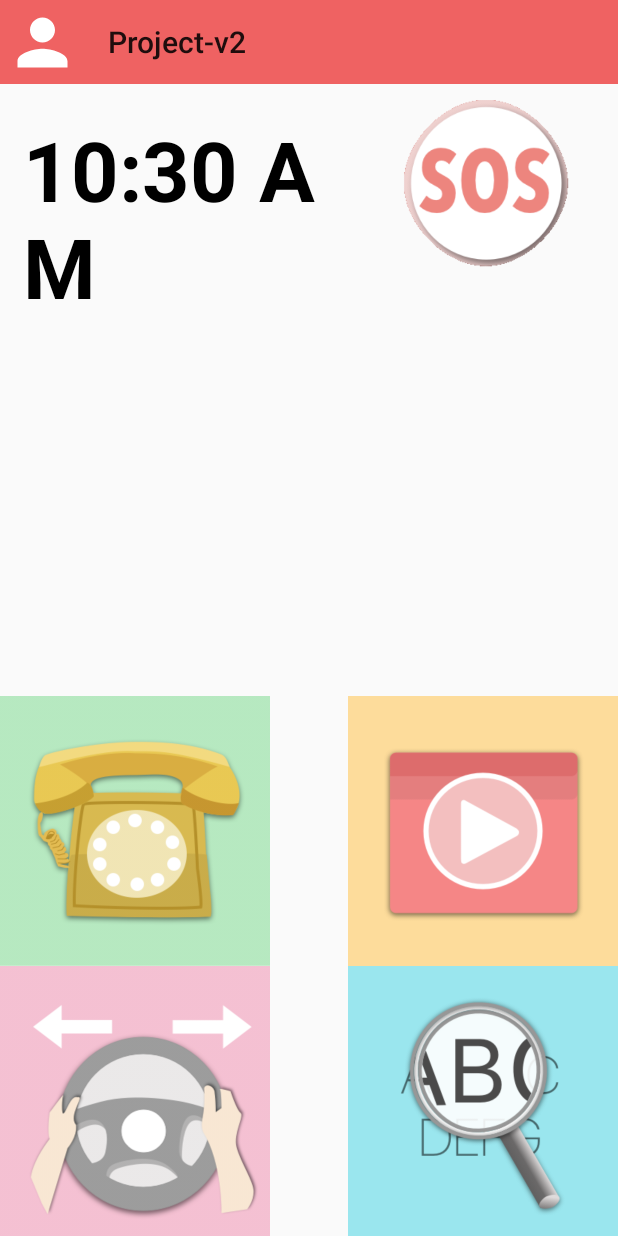
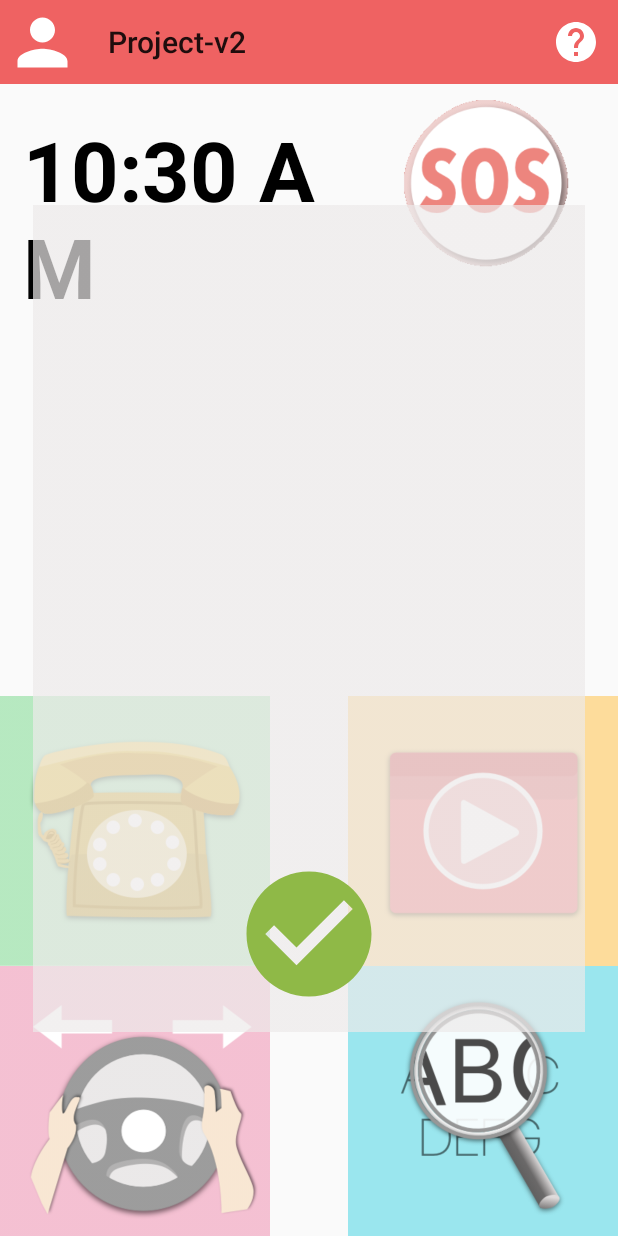
Before and after one commit to ChengWei1010/Project-v2, an Android app: the HomeActivity screen opened directly, with no data from a screen before it, on a phone screen of 412 x 824 dp. Run offline under Robolectric (Android 15) with nearby library versions, the phone set to English and light mode, and no system bars.

Commit message:
add guide layer

```diff
--- a/app/src/main/java/com/project/chengwei/project_v2/ContactListActivity.java
+++ b/app/src/main/java/com/project/chengwei/project_v2/ContactListActivity.java
@@ -46,9 +46,7 @@ public class ContactListActivity extends AppCompatActivity {
         backBtn.setOnClickListener(new View.OnClickListener() {
             @Override
             public void onClick(View v) {
-                Intent intent = new Intent();
-                intent.setClass(ContactListActivity.this , HomeActivity.class);
-                startActivity(intent);
+                finish();
             }
         });
 
--- a/app/src/main/java/com/project/chengwei/project_v2/NavigationActivity.java
+++ b/app/src/main/java/com/project/chengwei/project_v2/NavigationActivity.java
@@ -88,8 +88,7 @@ public class NavigationActivity extends AppCompatActivity implements OnMapReadyC
         myToolbar.setNavigationOnClickListener(new View.OnClickListener() {
             @Override
             public void onClick(View v) {
-                Intent homeIntent = new Intent(NavigationActivity.this, HomeActivity.class);
-                startActivity(homeIntent);
+            finish();
             }
         });
 
--- a/app/src/main/java/com/project/chengwei/project_v2/SetUpActivity.java
+++ b/app/src/main/java/com/project/chengwei/project_v2/SetUpActivity.java
@@ -24,6 +24,7 @@ public class SetUpActivity extends AppCompatActivity {
         }
         else {
             //Toast.makeText(SetUpActivity.this, "not first time", Toast.LENGTH_SHORT).show();
+            finish();
             Intent setUpIntent = new Intent(SetUpActivity.this, HomeActivity.class);
             startActivity(setUpIntent);
         }
--- /dev/null
+++ b/app/src/main/res/drawable/ic_help_white.xml
@@ -0,0 +1,9 @@
+<vector xmlns:android="http://schemas.android.com/apk/res/android"
+        android:width="60dp"
+        android:height="60dp"
+        android:viewportWidth="24.0"
+        android:viewportHeight="24.0">
+    <path
+        android:fillColor="#FFFFFF"
+        android:pathData="M12,2C6.48,2 2,6.48 2,12s4.48,10 10,10 10,-4.48 10,-10S17.52,2 12,2zM13,19h-2v-2h2v2zM15.07,11.25l-0.9,0.92C13.45,12.9 13,13.5 13,15h-2v-0.5c0,-1.1 0.45,-2.1 1.17,-2.83l1.24,-1.26c0.37,-0.36 0.59,-0.86 0.59,-1.41 0,-1.1 -0.9,-2 -2,-2s-2,0.9 -2,2L8,9c0,-2.21 1.79,-4 4,-4s4,1.79 4,4c0,0.88 -0.36,1.68 -0.93,2.25z"/>
+</vector>
--- a/app/src/main/res/layout/activity_home.xml
+++ b/app/src/main/res/layout/activity_home.xml
@@ -45,8 +45,7 @@
         app:layout_constraintRight_toRightOf="parent"
         app:layout_constraintHorizontal_bias="0.777"
         android:layout_marginTop="8dp"
-        app:layout_constraintTop_toBottomOf="@+id/include"
-        android:layout_marginRight="8dp" />
+        app:layout_constraintTop_toBottomOf="@+id/include"/>
 
     <ImageButton
         android:id="@+id/btn_phone"
@@ -84,4 +83,37 @@
         app:layout_constraintBottom_toBottomOf="parent"
         app:layout_constraintRight_toRightOf="parent" />
 
+    <FrameLayout
+        android:orientation="vertical"
+        android:layout_width="wrap_content"
+        android:layout_height="wrap_content"
+        app:layout_constraintBottom_toBottomOf="parent"
+        app:layout_constraintRight_toRightOf="parent"
+        app:layout_constraintTop_toTopOf="parent"
+        android:layout_marginBottom="0dp"
+        android:layout_marginEnd="0dp"
+        android:layout_marginTop="0dp"
+        android:layout_marginStart="0dp"
+        app:layout_constraintLeft_toLeftOf="parent">
+        <ImageView
+            android:layout_width="368dp"
+            android:layout_height="551dp"
+            android:scaleType="fitXY"
+            android:src="@drawable/bg_guide"
+            android:alpha="0.7"
+            tools:layout_editor_absoluteY="8dp"
+            tools:layout_editor_absoluteX="8dp">
+        </ImageView>
+
+        <Button
+            android:id="@+id/btn_okay"
+            android:layout_width="100dp"
+            android:layout_height="100dp"
+            android:layout_marginBottom="15dp"
+            android:layout_marginStart="100dp"
+            android:layout_marginEnd="100dp"
+            android:background="@drawable/ic_check_24dp"
+            android:layout_gravity="bottom|center"/>
+    </FrameLayout>
+
 </android.support.constraint.ConstraintLayout>
--- /dev/null
+++ b/app/src/main/res/menu/menu_home.xml
@@ -0,0 +1,10 @@
+<?xml version="1.0" encoding="utf-8"?>
+<menu xmlns:android="http://schemas.android.com/apk/res/android"
+    xmlns:app="http://schemas.android.com/apk/res-auto">
+    <item
+        android:id="@+id/help"
+        android:icon="@drawable/ic_help_white"
+        app:showAsAction="ifRoom"
+        android:title="help">
+    </item>
+</menu>
--- a/app/src/main/res/values/colors.xml
+++ b/app/src/main/res/values/colors.xml
@@ -10,6 +10,7 @@
 
     <color name="colorBG">#f1cccc</color>
     <color name="colorToolbarText">#FFFFFF</color>
+    <color name="guideBG">#EAE8E8</color>
 
     <color name="colorEdit">#df6e6e</color>
 
--- a/app/src/main/res/values/strings.xml
+++ b/app/src/main/res/values/strings.xml
@@ -11,4 +11,6 @@
     <string name="instruction_addr">enter address</string>
     <string name="title_activity_sos_gps">Map</string>
     <string name="SetUpInstruction">請選擇您的使用者身份</string>
+    <string name="dialog_title" />
+    <string name="dialog_message" />
 </resources>
--- a/app/src/main/res/values/styles.xml
+++ b/app/src/main/res/values/styles.xml
@@ -9,26 +9,20 @@
     <style name="ToolbarTheme" parent="@style/ThemeOverlay.AppCompat.Dark.ActionBar">
         <!-- android:textColorPrimary is the color of the title text in the Toolbar  -->
         <item name="android:textColorPrimary">@color/colorPrimary</item>
-
         <!-- actionMenuTextColor is the color of the text of action (menu) items  -->
         <item name="actionMenuTextColor">@color/colorPrimaryDark</item>
 
         <!-- Tints the input fields like checkboxes and text fields -->
         <item name="colorAccent">@color/cursorAccent</item>
-
         <!-- Applies to views in their normal state. -->
         <item name="colorControlNormal">@color/controlNormal</item>
-
         <!-- Applies to views in their activated state (i.e checked or switches) -->
         <item name="colorControlActivated">@color/controlActivated</item>
-
         <!-- Applied to framework control highlights (i.e ripples or list selectors) -->
         <item name="colorControlHighlight">@color/controlActivated</item>
-
     </style>
 
     <style name="AppTheme.AppBarOverlay" parent="ThemeOverlay.AppCompat.Dark.ActionBar" />
-
     <style name="AppTheme.PopupOverlay" parent="ThemeOverlay.AppCompat.Light" />
 
     <style name="AppTheme.CustomTheme">
```
Also changed, not shown: app/src/main/java/com/project/chengwei/project_v2/HomeActivity.java (+53 -7 lines), app/src/main/res/layout/activity_navigation.xml (+5 -6 lines), app/src/main/res/menu/menu_main.xml (deleted, +0 -16 lines), app/src/main/res/menu/menu_map.xml (+2 -6 lines), app/src/main/res/drawable/bg_guide.png (added).
